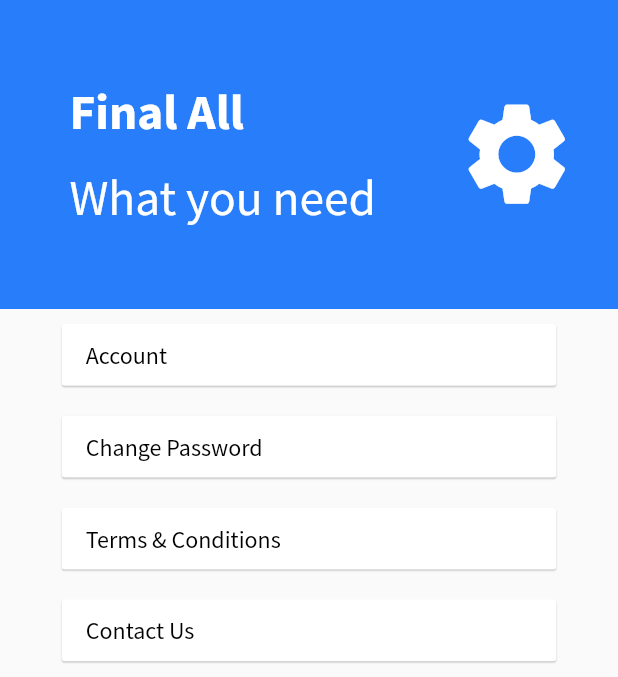
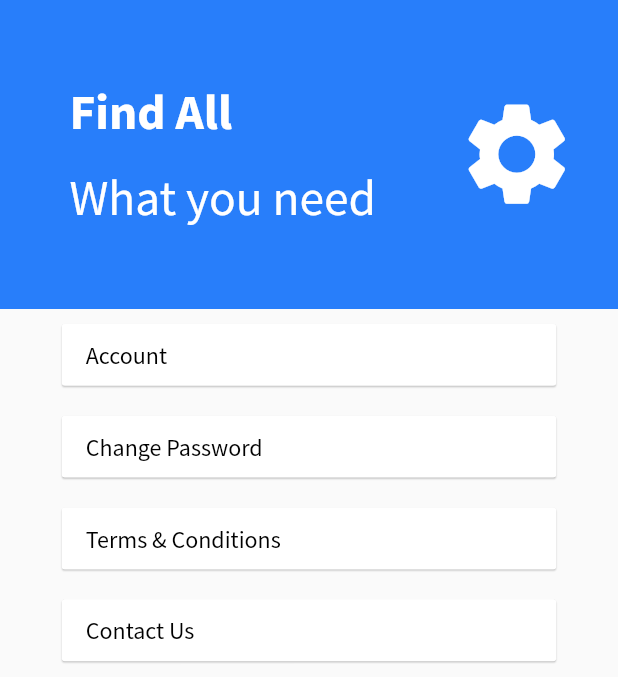
Before and after one commit to faseeh1999/find_my_school_updated, a Flutter app: the SettingsScreen screen opened directly, on a phone screen of 412 x 824 dp, the part 84-761 px from its top. Run offline on Flutter 3.47's test engine with Material 2 defaults, Android fonts, the phone set to English and light mode, and no system bars; our stand-ins replace animated_text_kit, carousel_slider, cloud_firestore, firebase_auth, firebase_storage, flutter_rating_bar and 7 more; missing offline and left inert: mailer; accounts and stored records are empty; network calls fail.

Commit message:
Rating Bug Solved.
Rating Bug Solved.

```diff
--- a/lib/screens/home/school_detail.dart
+++ b/lib/screens/home/school_detail.dart
@@ -157,6 +157,7 @@ class _SchoolDetailState extends State<SchoolDetail> {
                                     height: size.height * 0.02,
                                   ),
                                   RatingBar.builder(
+                                    ignoreGestures: true,
                                     itemSize: size.width * 0.04,
                                     initialRating: widget.school.rating,
                                     minRating: 1,
--- a/lib/screens/home/school_tile.dart
+++ b/lib/screens/home/school_tile.dart
@@ -73,6 +73,7 @@ class _SchoolTileState extends State<SchoolTile> {
           subtitle: Text("${widget.school.address}",
               style: TextStyle(fontFamily: 'ss', fontSize: size.width * 0.038)),
           trailing: RatingBar.builder(
+            ignoreGestures: true,
             itemSize: size.width * 0.04,
             initialRating: widget.school.rating,
             minRating: 1,
--- a/lib/screens/settings/settings.dart
+++ b/lib/screens/settings/settings.dart
@@ -47,7 +47,7 @@ class SettingsScreen extends StatelessWidget {
                       Padding(
                         padding: const EdgeInsets.only(left: 20.0),
                         child: Text(
-                          "Final All",
+                          "Find All",
                           style: TextStyle(
                             fontFamily: 'ss',
                             color: Colors.white,
```
